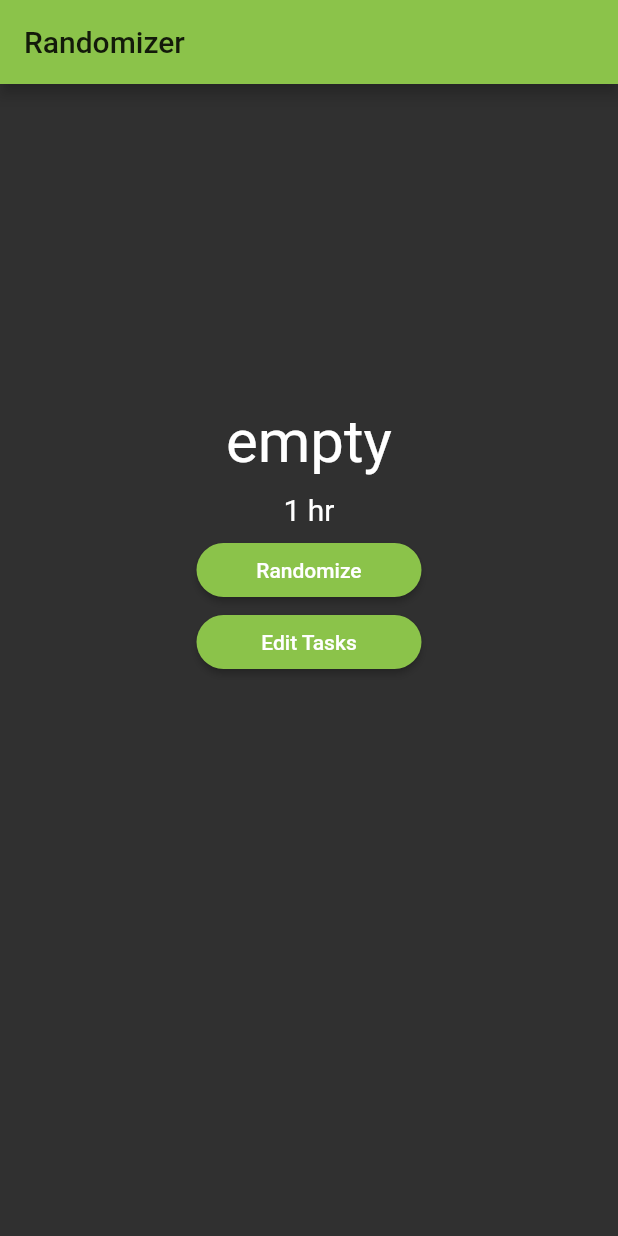
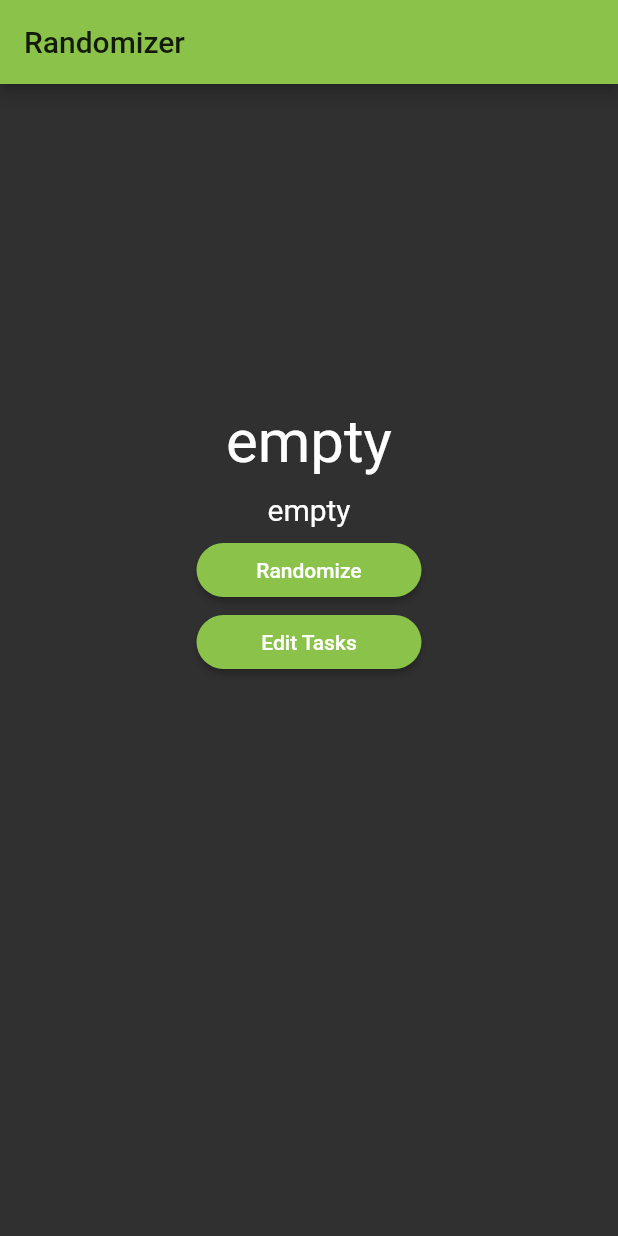
Before and after one commit to aditya-c137/Randomizer, a Flutter app: the screen it shows after launch, on a phone screen of 412 x 824 dp. Run offline on Flutter 3.47's test engine with Material 2 defaults, Android fonts, the phone set to English and light mode, and no system bars.

Commit message:
Create list class for time durations

```diff
--- a/lib/main.dart
+++ b/lib/main.dart
@@ -6,6 +6,7 @@ import 'randomizeButton.dart';
 import './time.dart';
 import './tasks.dart';
 import './editTasksButton.dart';
+import './times.dart';
 
 void main() {
   runApp(Randomizer());
@@ -28,7 +29,7 @@ class _RandomizerState extends State<Randomizer> {
   void _randomEvent() {
     setState(() {
       _taskIndex = _next(0, tasks.getSize());
-      _timeIndex = _next(0, 5);
+      _timeIndex = _next(0, times.getSize());
     });
   }
 
@@ -45,15 +46,18 @@ class _RandomizerState extends State<Randomizer> {
     tasks.addTask('ArduinoOS');
   }
 
+  var times = new Times('empty');
+
+  _addTime() {
+    times.getTimes().remove('empty');
+    times.getTimes().join(', ');
+    times.getTimes().add('1 hr');
+    times.getTimes().add('30 min');
+    times.getTimes().add('45 min');
+    times.getTimes().add('2 hrs');
+    times.getTimes().add('1 hr 30 min');
+  }
   //method block end
-
-  var timeToStudy = [
-    '1 hr',
-    '30 min',
-    '45 min',
-    '2 hrs',
-    '1hr 30min',
-  ];
 
   @override
   Widget build(BuildContext context) {
@@ -80,11 +84,14 @@ class _RandomizerState extends State<Randomizer> {
         body: Column(
           children: <Widget>[
             Task(
-              tasks.getTasks().elementAt(_taskIndex),
+              tasks.getTasks()[_taskIndex],
             ),
-            TimeToStudy(timeToStudy[_timeIndex]),
+            TimeToStudy(times.getTimes()[_timeIndex]),
             ButtonRandomize(_randomEvent),
-            ButtonEdit(_addTask),
+            ButtonEdit(() => {
+                  _addTask(),
+                  _addTime(),
+                }),
           ],
         ),
       ),
--- /dev/null
+++ b/lib/times.dart
@@ -0,0 +1,15 @@
+class Times {
+  List<String> timeDurations = new List();
+
+  Times(String s) {
+    this.timeDurations.add(s);
+  }
+
+  int getSize() {
+    return this.timeDurations.length;
+  }
+
+  List<String> getTimes() {
+    return this.timeDurations;
+  }
+}
```
